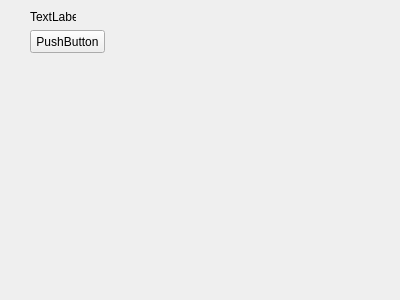
First picture: the form in src/gui/widgets/NotificationWidget.ui, repository startkladde/startkladde, before the edit.
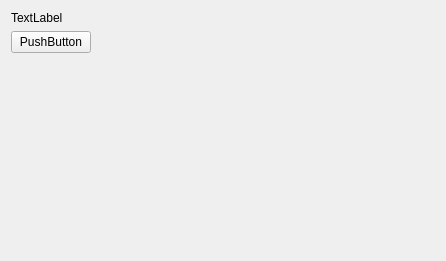
Second picture: the form after the edit.

Commit message: Notification widget with arrow and proper layout

Patch:
```diff
--- a/src/gui/widgets/NotificationWidget.ui
+++ b/src/gui/widgets/NotificationWidget.ui
@@ -6,36 +6,61 @@
    <rect>
     <x>0</x>
     <y>0</y>
-    <width>400</width>
-    <height>300</height>
+    <width>446</width>
+    <height>261</height>
    </rect>
   </property>
+  <layout class="QHBoxLayout" name="widgetLayout">
+   <item>
+    <widget class="QWidget" name="contentsWidget" native="true">
+     <layout class="QGridLayout" name="gridLayout">
+      <property name="margin">
+       <number>0</number>
+      </property>
+      <item row="2" column="0">
   <widget class="QPushButton" name="pushButton">
-   <property name="geometry">
-    <rect>
-     <x>30</x>
-     <y>30</y>
-     <width>75</width>
-     <height>23</height>
-    </rect>
-   </property>
    <property name="text">
     <string>PushButton</string>
    </property>
   </widget>
+      </item>
+      <item row="2" column="1">
+       <spacer name="horizontalSpacer">
+        <property name="orientation">
+         <enum>Qt::Horizontal</enum>
+        </property>
+        <property name="sizeHint" stdset="0">
+         <size>
+          <width>344</width>
+          <height>20</height>
+         </size>
+        </property>
+       </spacer>
+      </item>
+      <item row="3" column="0">
+       <spacer name="verticalSpacer">
+        <property name="orientation">
+         <enum>Qt::Vertical</enum>
+        </property>
+        <property name="sizeHint" stdset="0">
+         <size>
+          <width>72</width>
+          <height>192</height>
+         </size>
+        </property>
+       </spacer>
+      </item>
+      <item row="1" column="0" colspan="2">
   <widget class="QLabel" name="label">
-   <property name="geometry">
-    <rect>
-     <x>30</x>
-     <y>10</y>
-     <width>46</width>
-     <height>13</height>
-    </rect>
-   </property>
    <property name="text">
     <string>TextLabel</string>
    </property>
   </widget>
+      </item>
+     </layout>
+    </widget>
+   </item>
+  </layout>
  </widget>
  <layoutdefault spacing="6" margin="11"/>
  <resources/>
```
Lines whose indentation alone changed are shown as unchanged. The commit also changes 3 other files.
